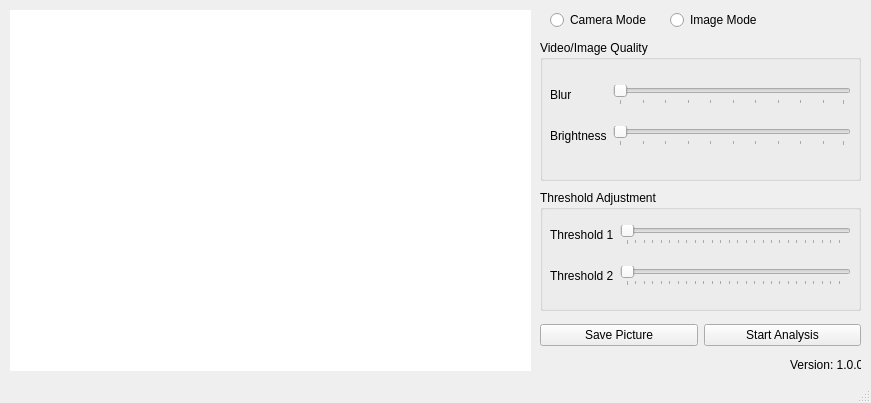
First picture: the form in view/GUI_design.ui, repository leonardin999/Detective-Software---plate-liencse, before the edit.
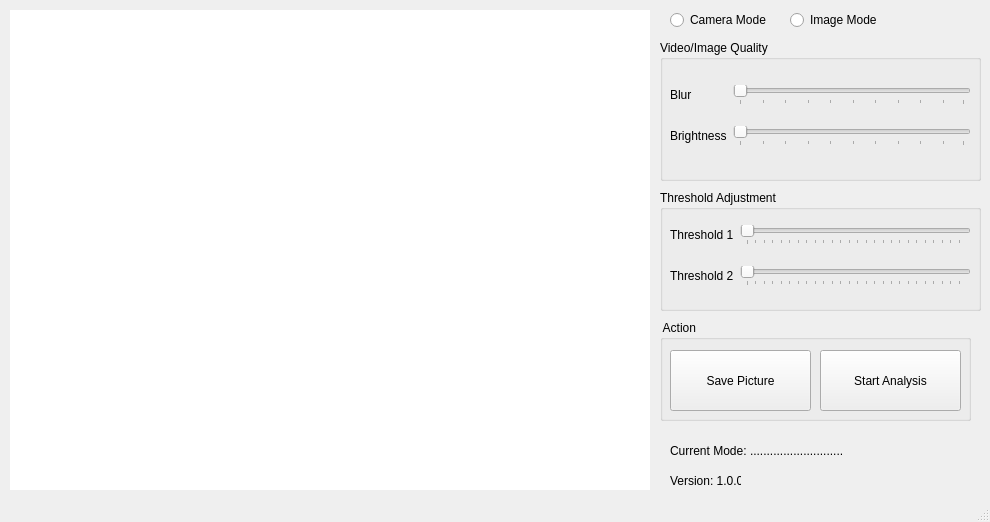
Second picture: the form after the edit.

The edit to the form file:
```diff
--- a/view/GUI_design.ui
+++ b/view/GUI_design.ui
@@ -6,8 +6,8 @@
    <rect>
     <x>0</x>
     <y>0</y>
-    <width>871</width>
-    <height>403</height>
+    <width>990</width>
+    <height>522</height>
    </rect>
   </property>
   <property name="windowTitle">
@@ -19,8 +19,8 @@
      <rect>
       <x>10</x>
       <y>10</y>
-      <width>521</width>
-      <height>361</height>
+      <width>640</width>
+      <height>480</height>
      </rect>
     </property>
     <property name="styleSheet">
@@ -33,7 +33,7 @@
    <widget class="QGroupBox" name="groupBox">
     <property name="geometry">
      <rect>
-      <x>540</x>
+      <x>660</x>
       <y>40</y>
       <width>321</width>
       <height>141</height>
@@ -92,7 +92,7 @@
    <widget class="QGroupBox" name="groupBox_2">
     <property name="geometry">
      <rect>
-      <x>540</x>
+      <x>660</x>
       <y>190</y>
       <width>321</width>
       <height>121</height>
@@ -160,7 +160,7 @@
    <widget class="QRadioButton" name="CameraMode">
     <property name="geometry">
      <rect>
-      <x>550</x>
+      <x>670</x>
       <y>10</y>
       <width>111</width>
       <height>20</height>
@@ -173,7 +173,7 @@
    <widget class="QRadioButton" name="ImageMode">
     <property name="geometry">
      <rect>
-      <x>670</x>
+      <x>790</x>
       <y>10</y>
       <width>89</width>
       <height>20</height>
@@ -186,41 +186,80 @@
    <widget class="QLabel" name="label_2">
     <property name="geometry">
      <rect>
-      <x>790</x>
-      <y>349</y>
+      <x>670</x>
+      <y>470</y>
       <width>71</width>
-      <height>31</height>
+      <height>21</height>
      </rect>
     </property>
     <property name="text">
      <string>Version: 1.0.0</string>
     </property>
    </widget>
-   <widget class="QWidget" name="">
+   <widget class="QLabel" name="label">
     <property name="geometry">
      <rect>
-      <x>540</x>
-      <y>310</y>
-      <width>321</width>
-      <height>51</height>
+      <x>670</x>
+      <y>440</y>
+      <width>81</width>
+      <height>21</height>
      </rect>
     </property>
-    <layout class="QGridLayout" name="gridLayout_3">
-     <item row="0" column="0">
-      <widget class="QPushButton" name="btn_save">
-       <property name="text">
-        <string>Save Picture</string>
-       </property>
-      </widget>
-     </item>
-     <item row="0" column="1">
-      <widget class="QPushButton" name="btn_start">
-       <property name="text">
-        <string>Start Analysis</string>
-       </property>
-      </widget>
-     </item>
-    </layout>
+    <property name="text">
+     <string>Current Mode:</string>
+    </property>
+   </widget>
+   <widget class="QLabel" name="modeStatus">
+    <property name="geometry">
+     <rect>
+      <x>750</x>
+      <y>440</y>
+      <width>161</width>
+      <height>21</height>
+     </rect>
+    </property>
+    <property name="text">
+     <string>............................</string>
+    </property>
+   </widget>
+   <widget class="QGroupBox" name="groupBox_3">
+    <property name="geometry">
+     <rect>
+      <x>660</x>
+      <y>320</y>
+      <width>311</width>
+      <height>101</height>
+     </rect>
+    </property>
+    <property name="title">
+     <string> Action</string>
+    </property>
+    <widget class="QPushButton" name="btn_save">
+     <property name="geometry">
+      <rect>
+       <x>10</x>
+       <y>30</y>
+       <width>141</width>
+       <height>61</height>
+      </rect>
+     </property>
+     <property name="text">
+      <string>Save Picture</string>
+     </property>
+    </widget>
+    <widget class="QPushButton" name="btn_start">
+     <property name="geometry">
+      <rect>
+       <x>160</x>
+       <y>30</y>
+       <width>141</width>
+       <height>61</height>
+      </rect>
+     </property>
+     <property name="text">
+      <string>Start Analysis</string>
+     </property>
+    </widget>
    </widget>
   </widget>
   <widget class="QStatusBar" name="statusbar"/>
```
